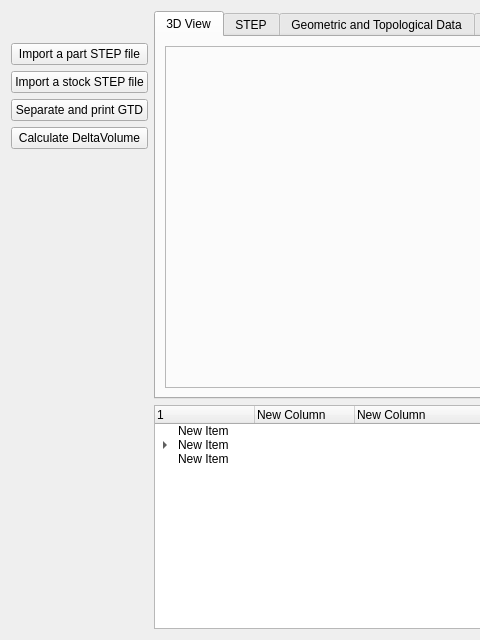
Qt form first.ui (GO3LIN/CAPP_turning) before a commit; both pictures show x 0 to 480 and y 0 to 640 of the 900 by 640 pixel window.
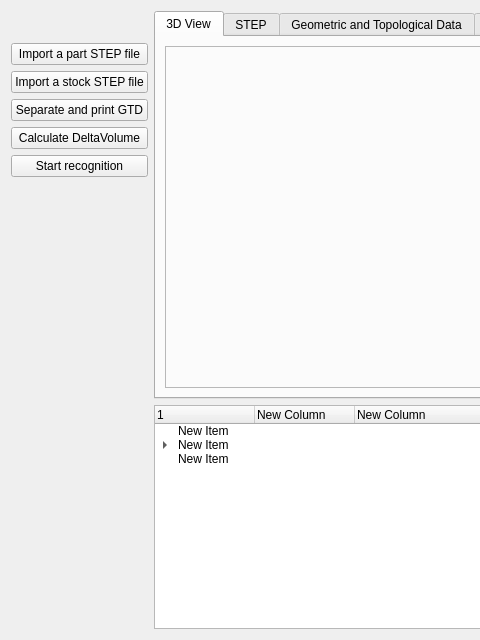
The same form after that commit.

Commit message: Recognition of a cylinder feature but still need some afinition

Diff of the .ui file:
```diff
--- a/first.ui
+++ b/first.ui
@@ -18,7 +18,7 @@
   </property>
   <layout class="QHBoxLayout" name="horizontalLayout">
    <item>
-    <layout class="QVBoxLayout" name="verticalLayout_2" stretch="0,0,0,1,0,0">
+    <layout class="QVBoxLayout" name="verticalLayout_2" stretch="0,0,0,1,0,0,0">
      <property name="sizeConstraint">
       <enum>QLayout::SetMaximumSize</enum>
      </property>
@@ -69,6 +69,13 @@
        </property>
       </widget>
      </item>
+     <item>
+      <widget class="QPushButton" name="recognitionButton">
+       <property name="text">
+        <string>Start recognition</string>
+       </property>
+      </widget>
+     </item>
      <item>
       <spacer name="verticalSpacer">
        <property name="orientation">
```
The commit also changes 17 other files.
